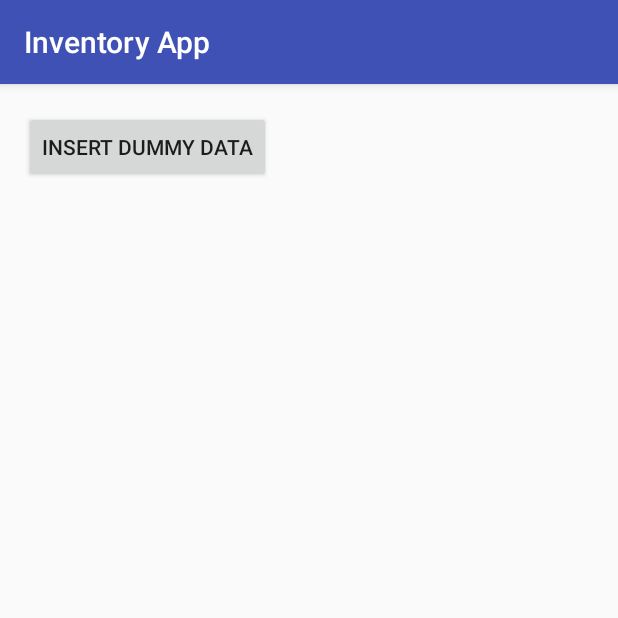
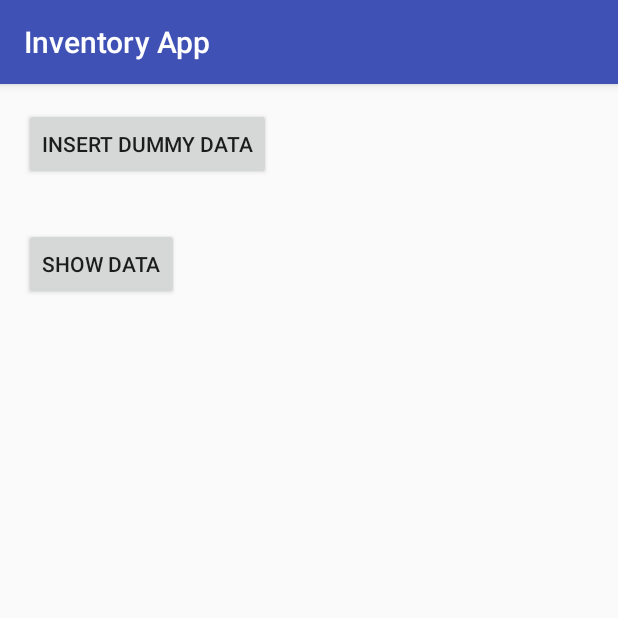
Before and after one commit to Techandmusic/Inventory-App, an Android app: the screen it shows after launch (MainActivity), on a phone screen of 412 x 824 dp, the top half of it. Run offline under Robolectric (Android 15) with nearby library versions, the phone set to English and light mode, and no system bars.

Commit message:
Added second button to display data. Cleaned up UI.

```diff
--- a/app/src/main/java/com/example/android/inventoryapp/MainActivity.java
+++ b/app/src/main/java/com/example/android/inventoryapp/MainActivity.java
@@ -23,6 +23,21 @@ public class MainActivity extends AppCompatActivity {
         super.onCreate(savedInstanceState);
         setContentView(R.layout.activity_main);
         mDbHelper = new BookDbHelper(this);
+        Button button = findViewById(R.id.testButton1);
+        button.setOnClickListener(new View.OnClickListener() {
+            @Override
+            public void onClick(View v) {
+                insertData();
+            }
+        });
+
+        Button button1 = findViewById(R.id.displayButton);
+        button1.setOnClickListener(new View.OnClickListener() {
+            @Override
+            public void onClick(View v) {
+                queryData();
+            }
+        });
 
     }
 
@@ -46,7 +61,7 @@ public class MainActivity extends AppCompatActivity {
     protected void onStart(){
         super.onStart();
        // insertData();
-        queryData();
+       // queryData();
 
     }
 
@@ -88,8 +103,8 @@ public class MainActivity extends AppCompatActivity {
                 String currentSupplierName = cursor.getString(supplierNameIndex);
                 String currentSupplierPhone = cursor.getString(supplierPhoneIndex);
                 //Display the rows in the TextView
-                dataView.append("\n" + currentID + "-" + currentProduct + "-" + currentPrice + "-"
-                + currentQuantity + "-" + currentSupplierName + "-" + currentSupplierPhone);
+                dataView.append("\n" + currentID + ", " + currentProduct + ", " + currentPrice + ", "
+                + currentQuantity + ", " + currentSupplierName + ", " + currentSupplierPhone);
             }
         } finally {
             cursor.close();
--- a/app/src/main/res/layout/activity_main.xml
+++ b/app/src/main/res/layout/activity_main.xml
@@ -4,6 +4,7 @@
     xmlns:tools="http://schemas.android.com/tools"
     android:layout_width="match_parent"
     android:layout_height="match_parent"
+    android:orientation="vertical"
     tools:context=".MainActivity">
 
     <Button
@@ -11,7 +12,14 @@
         android:layout_height="wrap_content"
         android:layout_margin="@dimen/medium_spacing"
         android:text="@string/dummy"
-        android:id="@+id/testButton"/>
+        android:id="@+id/testButton1"/>
+
+    <Button
+        android:layout_width="wrap_content"
+        android:layout_height="wrap_content"
+        android:layout_margin="@dimen/medium_spacing"
+        android:text="@string/show"
+        android:id="@+id/displayButton"/>
 
     <TextView
         android:layout_width="wrap_content"
--- a/app/src/main/res/values/strings.xml
+++ b/app/src/main/res/values/strings.xml
@@ -1,4 +1,5 @@
 <resources>
     <string name="app_name">Inventory App</string>
     <string name="dummy">INSERT DUMMY DATA</string>
+    <string name="show">SHOW DATA</string>
 </resources>
```
